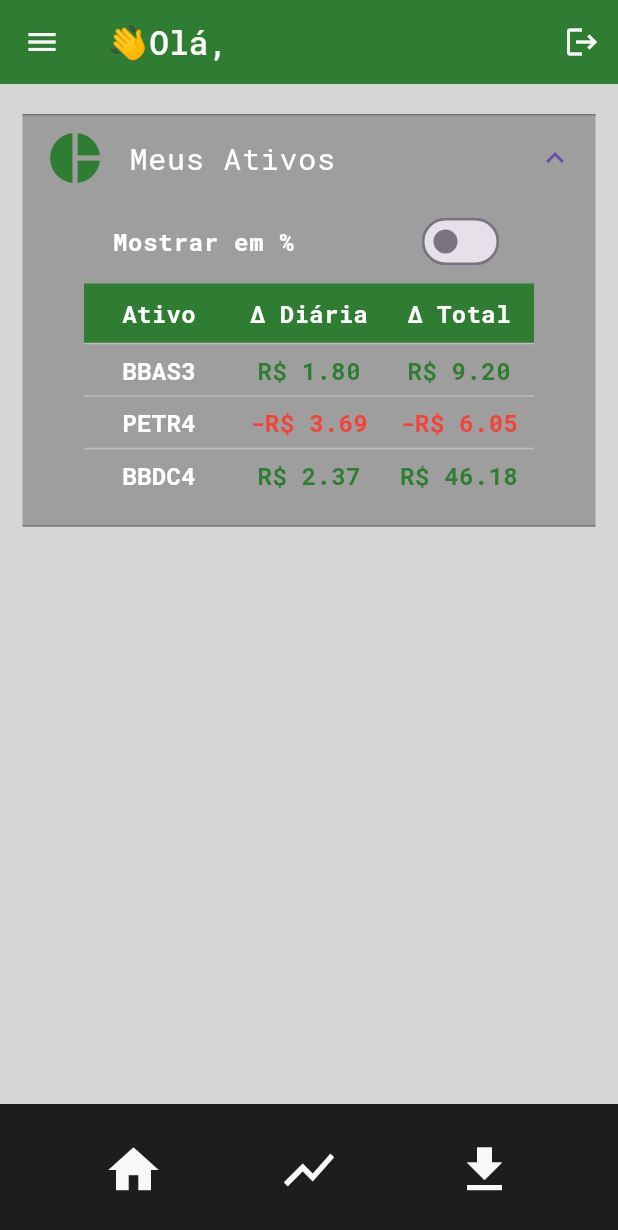
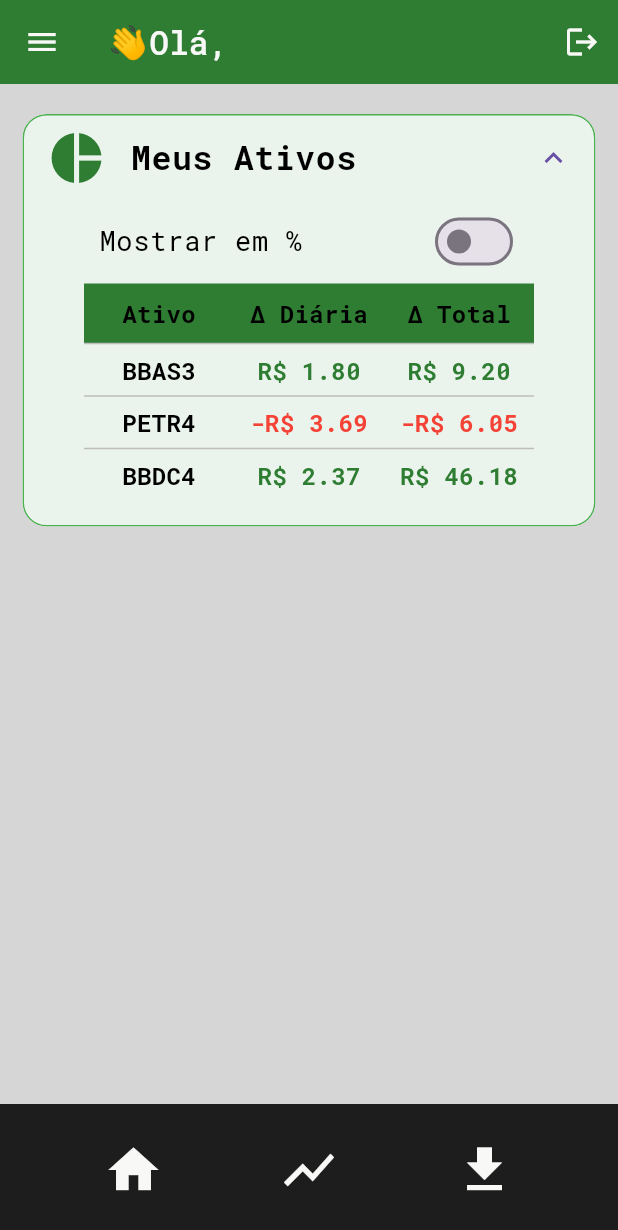
Before and after one commit to GuustavoPetry/marketool_finance, a Flutter app: the BaseLayoutView screen opened by its route, on a phone screen of 412 x 824 dp. Shown: the top 1230 px of the screen. Run offline on Flutter 3.47's test engine with Material 3 defaults, Android fonts, the phone set to English and light mode, and no system bars; our stand-ins replace fl_chart; missing offline and left inert: file_selector.

Commit message:
Estilizando Widgets (#30)

```diff
--- a/lib/src/widgets/custom_home_table.dart
+++ b/lib/src/widgets/custom_home_table.dart
@@ -32,31 +32,39 @@ class _CustomHomeTableState extends State<CustomHomeTable> {
           size: 40,
           color: const Color(0xFF2E7D32),
         ),
+        shape: RoundedRectangleBorder(
+          borderRadius: BorderRadius.circular(16),
+          side: BorderSide(color: Colors.green, width: 1),
+        ),
+        collapsedShape: RoundedRectangleBorder(
+          borderRadius: BorderRadius.circular(16),
+          side: BorderSide(color: Colors.green, width: 1),
+        ),
         tilePadding: EdgeInsets.symmetric(horizontal: 15),
         childrenPadding: EdgeInsets.zero,
         initiallyExpanded: true,
-        backgroundColor: Colors.grey,
+        backgroundColor: Color(0xFFEAF4EC),
         collapsedBackgroundColor: Colors.grey,
         title: const Text(
           "Meus Ativos",
           style: TextStyle(
-            fontSize: 20,
+            fontSize: 22,
             fontFamily: "RobotoMono",
-            color: Colors.white,
+            fontWeight: FontWeight.bold,
+            color: Colors.black,
           ),
         ),
         children: [
           Padding(
-            padding: const EdgeInsets.symmetric(horizontal: 60),
+            padding: const EdgeInsets.symmetric(horizontal: 50),
             child: SwitchListTile(
               contentPadding: EdgeInsets.zero,
               title: Text(
                 showInPercentage ? "Mostrar em R\$" : "Mostrar em %",
                 style: TextStyle(
-                  fontSize: 16,
+                  fontSize: 18,
                   fontFamily: "RobotoMono",
-                  fontWeight: FontWeight.bold,
-                  color: Colors.white,
+                  color: Colors.black,
                 ),
               ),
               value: showInPercentage,
@@ -96,7 +104,7 @@ class _CustomHomeTableState extends State<CustomHomeTable> {
                               fontSize: 16,
                               fontFamily: "RobotoMono",
                               fontWeight: FontWeight.bold,
-                              color: Colors.white,
+                              color: Colors.black,
                             ),
                           ),
                         ),
@@ -112,7 +120,7 @@ class _CustomHomeTableState extends State<CustomHomeTable> {
                               fontSize: 16,
                               fontFamily: "RobotoMono",
                               fontWeight: FontWeight.bold,
-                              color: Colors.white,
+                              color: Colors.black,
                             ),
                           ),
                         ),
@@ -128,7 +136,7 @@ class _CustomHomeTableState extends State<CustomHomeTable> {
                               fontSize: 16,
                               fontFamily: "RobotoMono",
                               fontWeight: FontWeight.bold,
-                              color: Colors.white,
+                              color: Colors.black,
                             ),
                           ),
                         ),
@@ -149,7 +157,7 @@ class _CustomHomeTableState extends State<CustomHomeTable> {
                               fontSize: 16,
                               fontFamily: "RobotoMono",
                               fontWeight: FontWeight.bold,
-                              color: Colors.white,
+                              color: Colors.black,
                             ),
                           ),
                         ),
```
Also changed, not shown: lib/src/views/upload_view.dart (+29 -26 lines), lib/src/widgets/custom_pie_chart.dart (+6 -3 lines).
